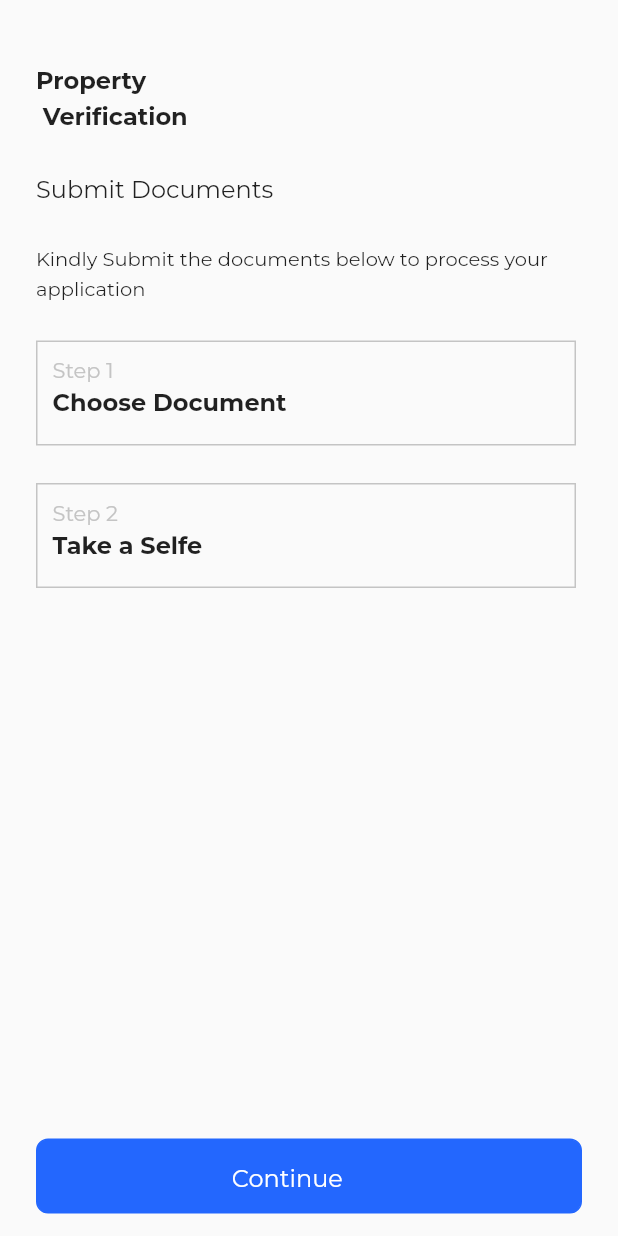
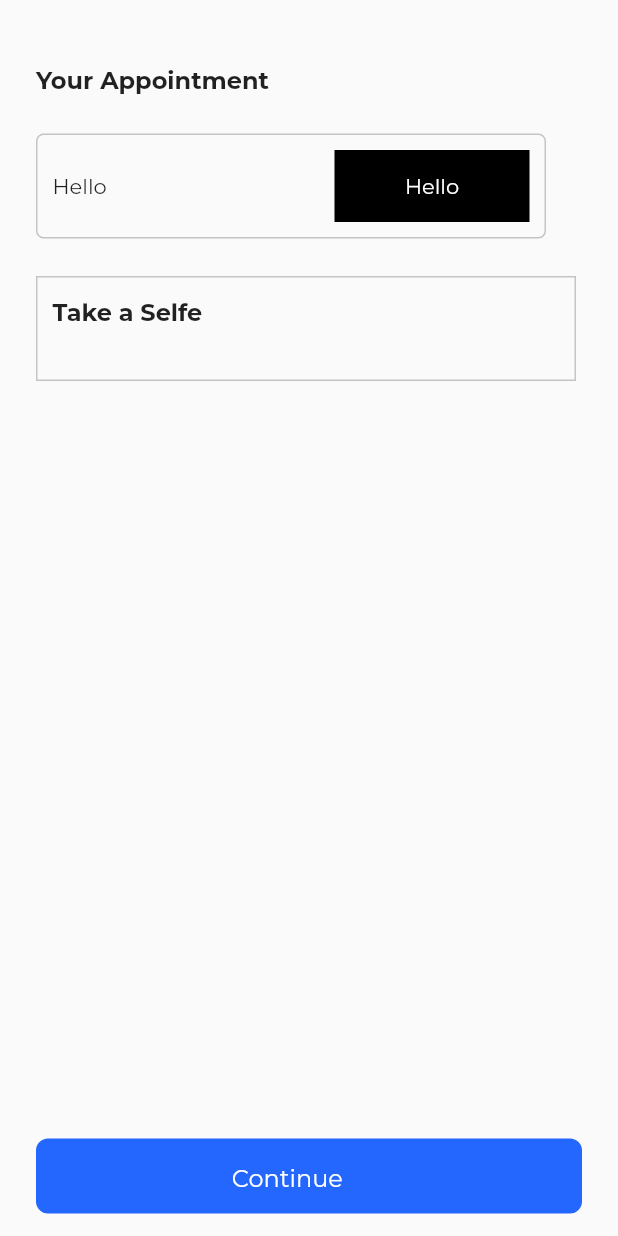
Before and after one commit to kennyobey/Reserve-Chat, a Flutter app: the PropertyOwnerAppointmentPageoneView screen opened by its route, on a phone screen of 412 x 824 dp. Run offline on Flutter 3.47's test engine with Material 2 defaults, Android fonts, the phone set to English and light mode, and no system bars; our stand-ins replace cached_network_image, country_picker, dots_indicator, flutter_hooks, flutter_svg, google_fonts and 5 more; missing offline and left inert: date_ranger, flutter_paystack; project files that could hold a hidden picture were left out.

Commit message:
Appointment page 1 setup

```diff
--- a/resavation/lib/ui/views/property_owner_appointment_page1/property_owner_appointment_pageoneView.dart
+++ b/resavation/lib/ui/views/property_owner_appointment_page1/property_owner_appointment_pageoneView.dart
@@ -28,28 +28,18 @@ class PropertyOwnerAppointmentPageoneView extends StatelessWidget {
               children: [
                 verticalSpaceMedium,
                 Text(
-                  'Property',
-                  style: AppStyle.kBodyBold,
-                ),
-                Text(
-                  ' Verification',
+                  'Your Appointment',
                   style: AppStyle.kBodyBold,
                 ),
                 verticalSpaceMedium,
-                Text(
-                  'Submit Documents',
-                  style: AppStyle.kBodyRegular,
-                ),
-                verticalSpaceMedium,
-                Text(
-                  'Kindly Submit the documents below to process your application',
-                  style: AppStyle.kBodySmallRegular,
+                Row(
+                  children: [
+                    _Upcoming(""),
+                  ],
                 ),
                 verticalSpaceMedium,
                 Column(
                   children: [
-                    _buildTextField(''),
-                    verticalSpaceMedium,
                     _buildTextField2(''),
                   ],
                 ),
@@ -75,8 +65,10 @@ Widget _buildTextField(String label) {
   const maxLines = 5;
   return Container(
     padding: EdgeInsets.all(10.0),
-    decoration: BoxDecoration(border: Border.all(color: kGray)),
-    width: 360,
+    decoration: BoxDecoration(
+      border: Border.all(color: kGray),
+    ),
+    width: 60,
     height: maxLines * 14.0,
     child: Column(
       crossAxisAlignment: CrossAxisAlignment.start,
@@ -105,10 +97,6 @@ Widget _buildTextField2(String label) {
       crossAxisAlignment: CrossAxisAlignment.start,
       children: [
         Text(
-          "Step 2",
-          style: TextStyle(color: kGray),
-        ),
-        Text(
           "Take a Selfe",
           style: AppStyle.kBodyBold,
         ),
@@ -117,24 +105,33 @@ Widget _buildTextField2(String label) {
   );
 }
 
-Widget _buildmaterial() {
+Widget _Upcoming(String label) {
   return Container(
-    margin: EdgeInsets.symmetric(horizontal: 10),
-    child: ElevatedButton(
-      style: ElevatedButton.styleFrom(
-        primary: kPrimaryColor,
-        onPrimary: Colors.white,
-        shadowColor: Colors.greenAccent,
-        elevation: 0,
-        shape:
-            RoundedRectangleBorder(borderRadius: BorderRadius.circular(32.0)),
-        minimumSize: Size(100, 40), //////// HERE
-      ),
-      onPressed: () {},
-      child: Text(
-        'Continue',
-        style: AppStyle.kBodyRegular,
-      ),
+    padding: EdgeInsets.all(10.0),
+    decoration: BoxDecoration(
+        border: Border.all(color: kGray),
+        borderRadius: BorderRadius.all(Radius.circular(5))),
+    width: 340,
+    height: 70.0,
+    child: Row(
+      crossAxisAlignment: CrossAxisAlignment.center,
+      children: [
+        Container(
+          child: Center(child: Text("Hello")),
+        ),
+        Spacer(),
+        Container(
+          width: 130,
+          height: 70,
+          color: kBlack,
+          child: Center(
+            child: Text(
+              "Hello",
+              style: TextStyle(color: kWhite),
+            ),
+          ),
+        ),
+      ],
     ),
   );
 }
```
Also changed, not shown: 3 other files.
